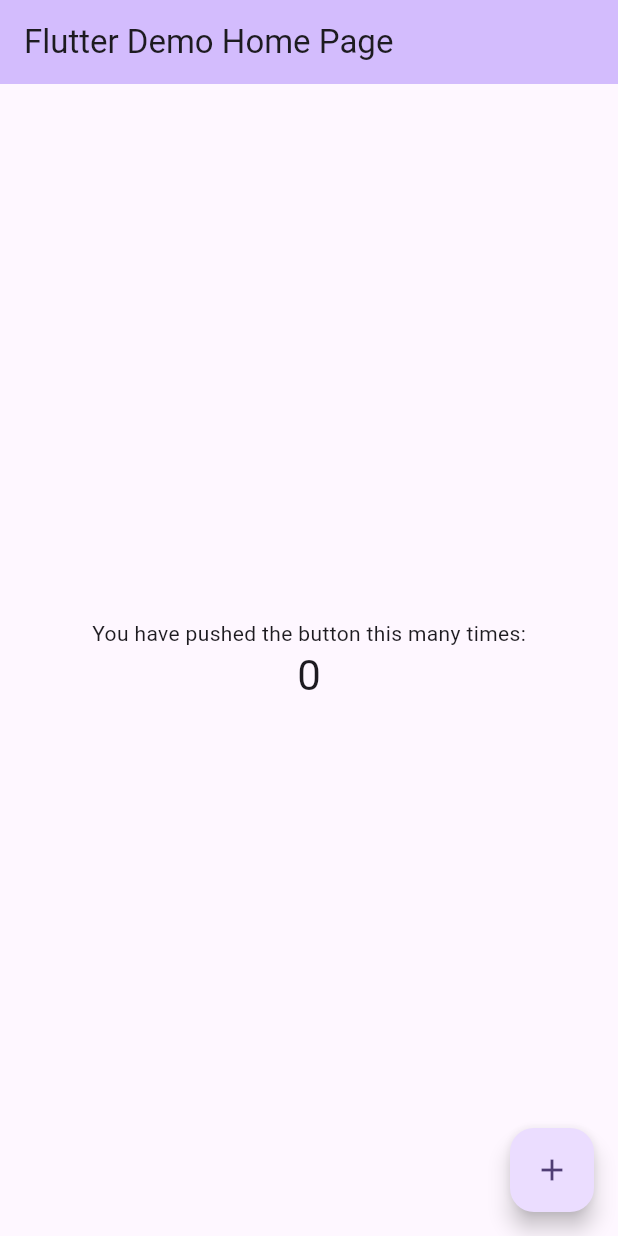
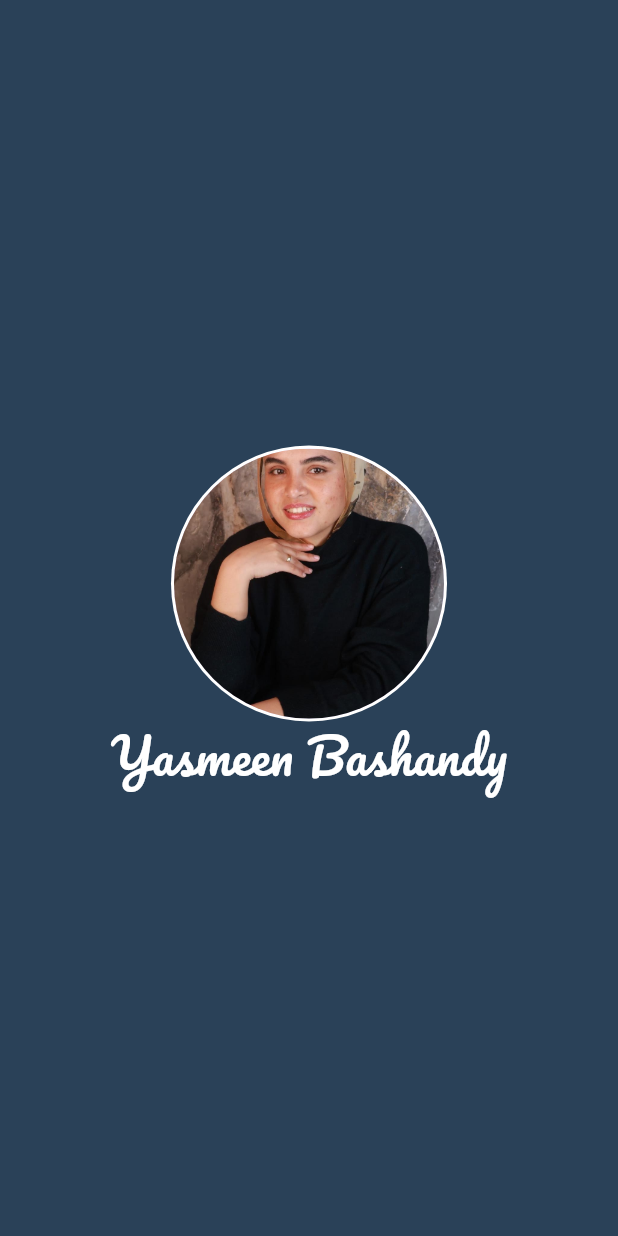
Before and after one commit to yasmeen-bashandy/Business_Card_App, a Flutter app: the screen it shows after launch, on a phone screen of 412 x 824 dp. Run offline on Flutter 3.47's test engine with Material 3 defaults, Android fonts, the phone set to English and light mode, and no system bars.

Commit message:
add image and font

```diff
--- a/lib/main.dart
+++ b/lib/main.dart
@@ -1,122 +1,54 @@
 import 'package:flutter/material.dart';
 
-void main() {
-  runApp(const MyApp());
+void main(){
+  runApp(BusinessCard());
 }
+class BusinessCard extends StatelessWidget {
+   BusinessCard();
 
-class MyApp extends StatelessWidget {
-  const MyApp({super.key});
-
-  // This widget is the root of your application.
   @override
   Widget build(BuildContext context) {
     return MaterialApp(
-      title: 'Flutter Demo',
-      theme: ThemeData(
-        // This is the theme of your application.
-        //
-        // TRY THIS: Try running your application with "flutter run". You'll see
-        // the application has a purple toolbar. Then, without quitting the app,
-        // try changing the seedColor in the colorScheme below to Colors.green
-        // and then invoke "hot reload" (save your changes or press the "hot
-        // reload" button in a Flutter-supported IDE, or press "r" if you used
-        // the command line to start the app).
-        //
-        // Notice that the counter didn't reset back to zero; the application
-        // state is not lost during the reload. To reset the state, use hot
-        // restart instead.
-        //
-        // This works for code too, not just values: Most code changes can be
-        // tested with just a hot reload.
-        colorScheme: ColorScheme.fromSeed(seedColor: Colors.deepPurple),
-      ),
-      home: const MyHomePage(title: 'Flutter Demo Home Page'),
-    );
-  }
-}
+      home: Scaffold(
+        backgroundColor: Color(0xff2A4158),
+        body: Row(
+          mainAxisAlignment: MainAxisAlignment.center,
+          children: [
+            Column(
+              mainAxisAlignment: MainAxisAlignment.center,
+              children: [
+              //  ClipRRect(
+              //   borderRadius: BorderRadius.circular(999),
+              //   child:
+              //   Image.asset(
+              //     'images/yasmeen.jpeg',
+              //   width: 200,
+              //   height: 200,),
 
-class MyHomePage extends StatefulWidget {
-  const MyHomePage({super.key, required this.title});
+              //  )
+              CircleAvatar(
+                radius: 92,
+                backgroundColor:Colors.white,
+                child: CircleAvatar(
+                  radius: 90,
+                  backgroundImage: AssetImage(
+                    'images/yasmeen.jpeg'),
+                ),
+              ),
+              Text(
+                'Yasmeen Bashandy',
+                style: TextStyle(
+                  color: Colors.white,
+                  fontSize:32,
+                  fontFamily: 'Pacifico',
+                ),
 
-  // This widget is the home page of your application. It is stateful, meaning
-  // that it has a State object (defined below) that contains fields that affect
-  // how it looks.
-
-  // This class is the configuration for the state. It holds the values (in this
-  // case the title) provided by the parent (in this case the App widget) and
-  // used by the build method of the State. Fields in a Widget subclass are
-  // always marked "final".
-
-  final String title;
-
-  @override
-  State<MyHomePage> createState() => _MyHomePageState();
-}
-
-class _MyHomePageState extends State<MyHomePage> {
-  int _counter = 0;
-
-  void _incrementCounter() {
-    setState(() {
-      // This call to setState tells the Flutter framework that something has
-      // changed in this State, which causes it to rerun the build method below
-      // so that the display can reflect the updated values. If we changed
-      // _counter without calling setState(), then the build method would not be
-      // called again, and so nothing would appear to happen.
-      _counter++;
-    });
-  }
-
-  @override
-  Widget build(BuildContext context) {
-    // This method is rerun every time setState is called, for instance as done
-    // by the _incrementCounter method above.
-    //
-    // The Flutter framework has been optimized to make rerunning build methods
-    // fast, so that you can just rebuild anything that needs updating rather
-    // than having to individually change instances of widgets.
-    return Scaffold(
-      appBar: AppBar(
-        // TRY THIS: Try changing the color here to a specific color (to
-        // Colors.amber, perhaps?) and trigger a hot reload to see the AppBar
-        // change color while the other colors stay the same.
-        backgroundColor: Theme.of(context).colorScheme.inversePrimary,
-        // Here we take the value from the MyHomePage object that was created by
-        // the App.build method, and use it to set our appbar title.
-        title: Text(widget.title),
-      ),
-      body: Center(
-        // Center is a layout widget. It takes a single child and positions it
-        // in the middle of the parent.
-        child: Column(
-          // Column is also a layout widget. It takes a list of children and
-          // arranges them vertically. By default, it sizes itself to fit its
-          // children horizontally, and tries to be as tall as its parent.
-          //
-          // Column has various properties to control how it sizes itself and
-          // how it positions its children. Here we use mainAxisAlignment to
-          // center the children vertically; the main axis here is the vertical
-          // axis because Columns are vertical (the cross axis would be
-          // horizontal).
-          //
-          // TRY THIS: Invoke "debug painting" (choose the "Toggle Debug Paint"
-          // action in the IDE, or press "p" in the console), to see the
-          // wireframe for each widget.
-          mainAxisAlignment: MainAxisAlignment.center,
-          children: <Widget>[
-            const Text('You have pushed the button this many times:'),
-            Text(
-              '$_counter',
-              style: Theme.of(context).textTheme.headlineMedium,
+                )
+              ],
             ),
           ],
         ),
       ),
-      floatingActionButton: FloatingActionButton(
-        onPressed: _incrementCounter,
-        tooltip: 'Increment',
-        child: const Icon(Icons.add),
-      ), // This trailing comma makes auto-formatting nicer for build methods.
     );
   }
 }
```
Also changed, not shown: pubspec.yaml (+9 -14 lines), fonts/Pacifico-Regular.ttf (added), images/yasmeen.jpeg (added).
